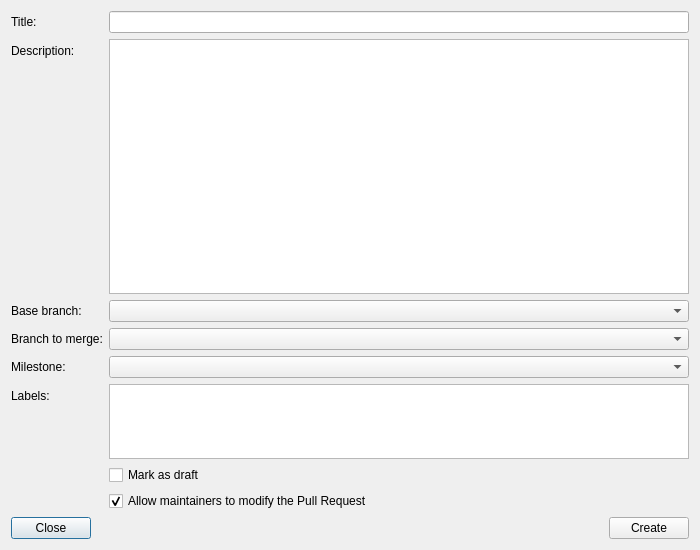
The window that src/git_server/CreatePullRequestDlg.ui (francescmm/GitQlient) describes before a commit, drawn with Qt 5.
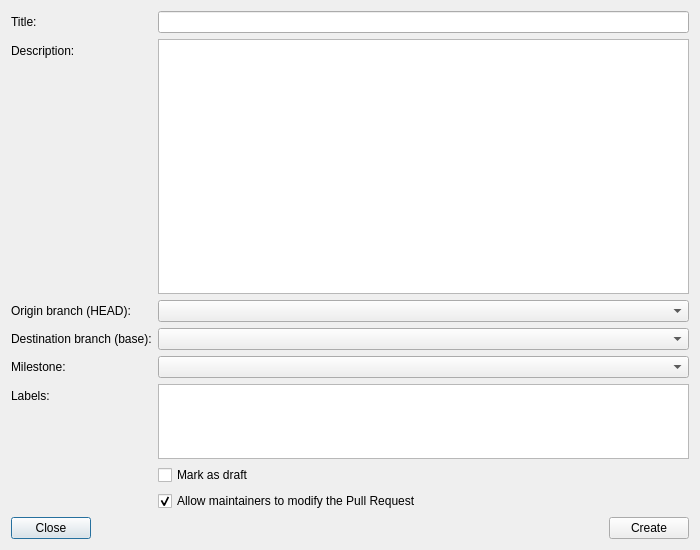
The same window after the commit.

Commit message: Renaming labels in PR creation dlg for clarity

What changed in the file:
```diff
--- a/src/git_server/CreatePullRequestDlg.ui
+++ b/src/git_server/CreatePullRequestDlg.ui
@@ -51,14 +51,14 @@
      <item row="2" column="0">
       <widget class="QLabel" name="label_3">
        <property name="text">
-        <string>Base branch:</string>
+        <string>Origin branch (HEAD):</string>
        </property>
       </widget>
      </item>
      <item row="3" column="0">
       <widget class="QLabel" name="label_4">
        <property name="text">
-        <string>Branch to merge:</string>
+        <string>Destination branch (base):</string>
        </property>
       </widget>
      </item>
```
